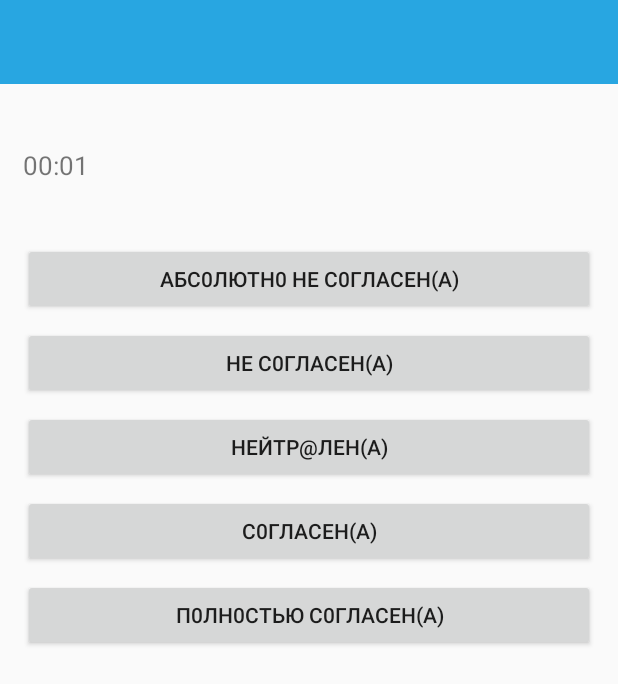
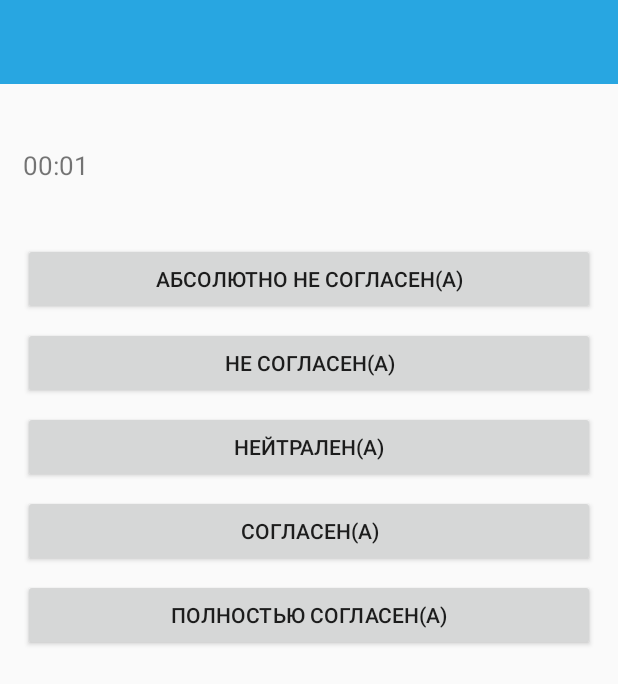
Before and after one commit to polar-sky/psytesting, an Android app: the QuizActivity screen opened directly, with no data from a screen before it, on a phone screen of 412 x 824 dp. Shown: the top 684 px of the screen. Run offline under Robolectric (Android 15) with nearby library versions, the phone set to English and light mode, and no system bars; our stand-ins replace Volley; network calls fail; 1 statement that could not run was skipped.

Commit message:
ради максима

```diff
--- a/app/src/main/res/values/strings.xml
+++ b/app/src/main/res/values/strings.xml
@@ -100,11 +100,11 @@
     <string name="invalid_password">Пароль должен быть больше 5 символов</string>
     <string name="login_failed">"Login failed"</string>
 
-    <string name="answer1">Абс0лютн0 не с0гласен(а)</string>
-    <string name="answer2">Не с0гласен(а)</string>
-    <string name="answer3">Нейтр@лен(а)</string>
-    <string name="answer4">С0гласен(а)</string>
-    <string name="answer5">п0лн0стью с0гласен(а)</string>
+    <string name="answer1">Абсолютно не согласен(а)</string>
+    <string name="answer2">Не согласен(а)</string>
+    <string name="answer3">Нейтрален(а)</string>
+    <string name="answer4">Согласен(а)</string>
+    <string name="answer5">Полностью согласен(а)</string>
     <string name="loading_result">MMMM</string>
     <string name="loadingTextResults">Загрузка текста результата</string>
     <string name="go_to_main">Вернуться на главную</string>
```
